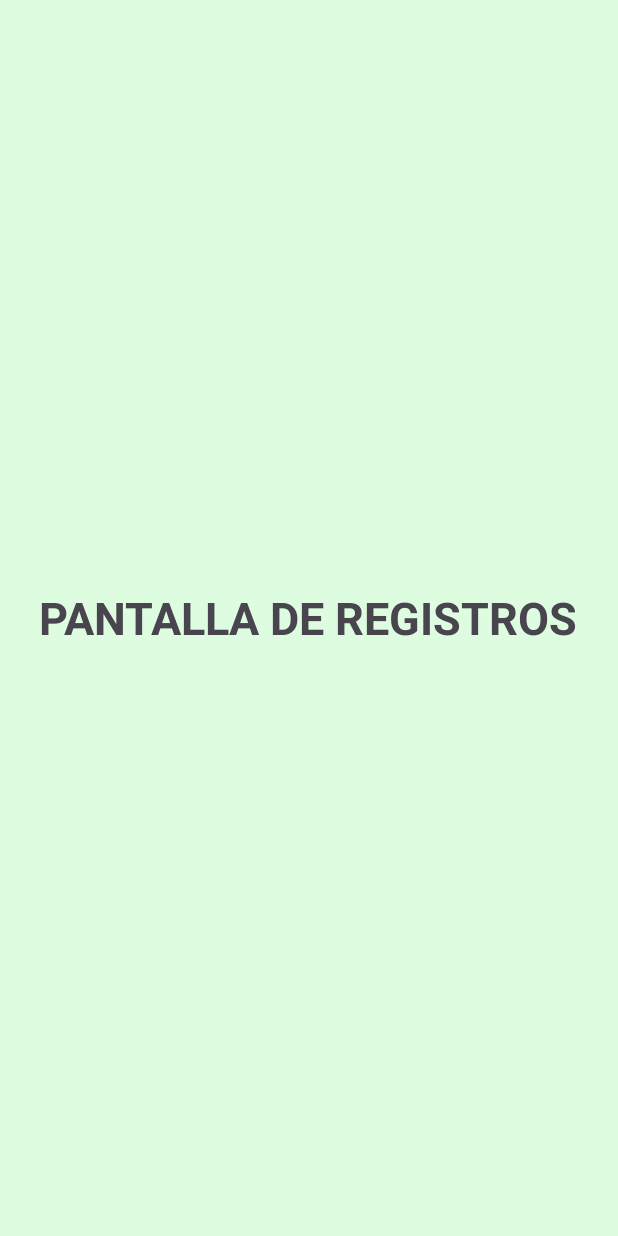
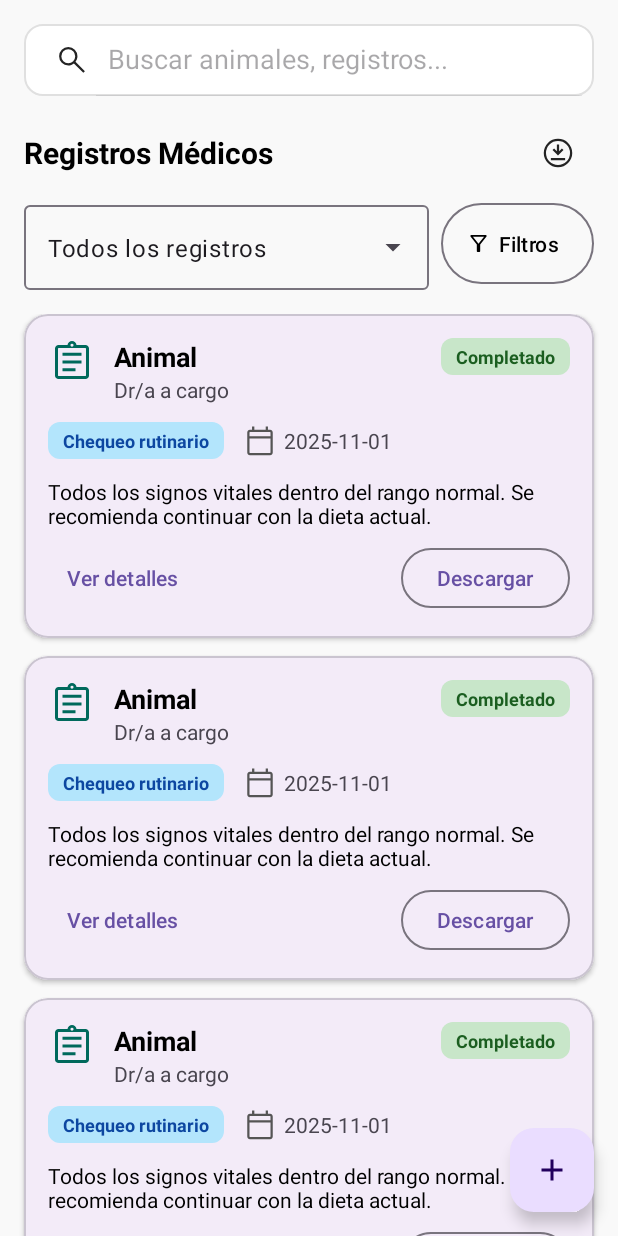
Before and after one commit to elpepesech12/App_Veterinaria, an Android app: the layout fragment_registros_vet.xml on its own in the app's theme, with its tools: preview values and no code run, on a phone screen of 412 x 824 dp. Run offline under Robolectric (Android 15) with nearby library versions, the phone set to English and light mode, and no system bars; network calls fail.

Commit message:
Se agrega el layout para el Registro de vet

```diff
--- /dev/null
+++ b/app/src/main/res/drawable/bg_buscador.xml
@@ -0,0 +1,9 @@
+<?xml version="1.0" encoding="utf-8"?>
+<shape
+    xmlns:android="http://schemas.android.com/apk/res/android"
+    android:shape="rectangle">
+    <solid android:color="@android:color/white" />
+    <corners android:radius="12dp" />
+    <stroke android:width="1dp"
+        android:color="#E0E0E0" />
+</shape>
--- /dev/null
+++ b/app/src/main/res/drawable/ic_descargar.xml
@@ -0,0 +1,9 @@
+<vector xmlns:android="http://schemas.android.com/apk/res/android"
+    android:width="24dp"
+    android:height="24dp"
+    android:viewportWidth="960"
+    android:viewportHeight="960">
+  <path
+      android:pathData="M290,670h380v-60L290,610v60ZM480,546.15L626.15,400 584,357.85l-74,72.77L510,250h-60v180.62l-74,-72.77L333.85,400 480,546.15ZM480.07,860q-78.84,0 -148.21,-29.92t-120.68,-81.21q-51.31,-51.29 -81.25,-120.63Q100,558.9 100,480.07q0,-78.84 29.92,-148.21t81.21,-120.68q51.29,-51.31 120.63,-81.25Q401.1,100 479.93,100q78.84,0 148.21,29.92t120.68,81.21q51.31,51.29 81.25,120.63Q860,401.1 860,479.93q0,78.84 -29.92,148.21t-81.21,120.68q-51.29,51.31 -120.63,81.25Q558.9,860 480.07,860ZM480,800q134,0 227,-93t93,-227q0,-134 -93,-227t-227,-93q-134,0 -227,93t-93,227q0,134 93,227t227,93ZM480,480Z"
+      android:fillColor="#242424"/>
+</vector>
--- /dev/null
+++ b/app/src/main/res/drawable/ic_documento.xml
@@ -0,0 +1,9 @@
+<vector xmlns:android="http://schemas.android.com/apk/res/android"
+    android:width="24dp"
+    android:height="24dp"
+    android:viewportWidth="960"
+    android:viewportHeight="960">
+  <path
+      android:pathData="M212.31,820q-29.92,0 -51.12,-21.19Q140,777.61 140,747.69v-535.38q0,-29.92 21.19,-51.12Q182.39,140 212.31,140h178q3.77,-33.31 29.08,-56.65Q444.69,60 480,60q35.69,0 61,23.35 25.31,23.34 28.69,56.65h178q29.92,0 51.12,21.19Q820,182.39 820,212.31v535.38q0,29.92 -21.19,51.12Q777.61,820 747.69,820L212.31,820ZM212.31,760h535.38q4.62,0 8.46,-3.85 3.85,-3.84 3.85,-8.46v-535.38q0,-4.62 -3.85,-8.46 -3.84,-3.85 -8.46,-3.85L212.31,200q-4.62,0 -8.46,3.85 -3.85,3.84 -3.85,8.46v535.38q0,4.62 3.85,8.46 3.84,3.85 8.46,3.85ZM290,665.38h260v-59.99L290,605.39v59.99ZM290,510h380v-60L290,450v60ZM290,354.61h380v-59.99L290,294.62v59.99ZM480,173.85q13,0 21.5,-8.5t8.5,-21.5q0,-13 -8.5,-21.5t-21.5,-8.5q-13,0 -21.5,8.5t-8.5,21.5q0,13 8.5,21.5t21.5,8.5ZM200,760v-560,560Z"
+      android:fillColor="#242424"/>
+</vector>
--- /dev/null
+++ b/app/src/main/res/drawable/ic_filtro.xml
@@ -0,0 +1,9 @@
+<vector xmlns:android="http://schemas.android.com/apk/res/android"
+    android:width="24dp"
+    android:height="24dp"
+    android:viewportWidth="960"
+    android:viewportHeight="960">
+  <path
+      android:pathData="M455.39,780q-15.08,0 -25.23,-10.16Q420,759.69 420,744.61v-231.53L196.08,228.62q-11.54,-15.39 -3.35,-32 8.2,-16.62 27.66,-16.62h519.22q19.46,0 27.66,16.62 8.19,16.61 -3.35,32L540,513.08v231.53q0,15.08 -10.16,25.23Q519.69,780 504.61,780h-49.22ZM480,492l198,-252L282,240l198,252ZM480,492Z"
+      android:fillColor="#242424"/>
+</vector>
--- /dev/null
+++ b/app/src/main/res/drawable/ic_lupa.xml
@@ -0,0 +1,9 @@
+<vector xmlns:android="http://schemas.android.com/apk/res/android"
+    android:width="24dp"
+    android:height="24dp"
+    android:viewportWidth="960"
+    android:viewportHeight="960">
+  <path
+      android:pathData="M781.69,823.08 L530.46,571.84q-30,24.77 -69,38.77 -39,14 -80.69,14 -102.55,0 -173.58,-71.01 -71.03,-71.01 -71.03,-173.54 0,-102.52 71.01,-173.6 71.01,-71.07 173.54,-71.07 102.52,0 173.6,71.03 71.07,71.03 71.07,173.58 0,42.85 -14.38,81.85 -14.39,39 -38.39,67.84l251.23,251.23 -42.15,42.16ZM380.77,564.62q77.31,0 130.96,-53.66 53.66,-53.65 53.66,-130.96t-53.66,-130.96q-53.65,-53.66 -130.96,-53.66t-130.96,53.66Q196.15,302.69 196.15,380t53.66,130.96q53.65,53.66 130.96,53.66Z"
+      android:fillColor="#242424"/>
+</vector>
--- a/app/src/main/res/layout/fragment_registros_vet.xml
+++ b/app/src/main/res/layout/fragment_registros_vet.xml
@@ -1,16 +1,106 @@
 <?xml version="1.0" encoding="utf-8"?>
-<FrameLayout
+<androidx.constraintlayout.widget.ConstraintLayout
     xmlns:android="http://schemas.android.com/apk/res/android"
+    xmlns:app="http://schemas.android.com/apk/res-auto"
+    xmlns:tools="http://schemas.android.com/tools"
     android:layout_width="match_parent"
     android:layout_height="match_parent"
-    android:background="#DEFDE0">
+    android:background="#F9F9F9"
+    tools:context=".PantallasVet.RegistrosVet">
+
+    <androidx.appcompat.widget.SearchView
+        android:id="@+id/search_view_registros"
+        android:layout_width="0dp"
+        android:layout_height="wrap_content"
+        android:layout_marginStart="16dp"
+        android:layout_marginTop="16dp"
+        android:layout_marginEnd="16dp"
+        android:background="@drawable/bg_buscador"
+        app:iconifiedByDefault="false"
+        app:queryHint="Buscar animales, registros..."
+        app:searchIcon="@drawable/ic_lupa"
+        app:layout_constraintTop_toTopOf="parent"
+        app:layout_constraintStart_toStartOf="parent"
+        app:layout_constraintEnd_toEndOf="parent" />
 
     <TextView
+        android:id="@+id/tv_titulo_registros"
         android:layout_width="wrap_content"
         android:layout_height="wrap_content"
-        android:layout_gravity="center"
-        android:text="PANTALLA DE REGISTROS"
-        android:textSize="30sp"
-        android:textStyle="bold" />
+        android:layout_marginTop="24dp"
+        android:text="Registros Médicos"
+        android:textColor="@color/black"
+        android:textSize="20sp"
+        android:textStyle="bold"
+        app:layout_constraintStart_toStartOf="@id/search_view_registros"
+        app:layout_constraintTop_toBottomOf="@id/search_view_registros" /> <ImageButton
+    android:id="@+id/btn_descargar_todo"
+    android:layout_width="48dp"
+    android:layout_height="48dp"
+    android:src="@drawable/ic_descargar"
+    android:background="?attr/selectableItemBackgroundBorderless"
+    android:contentDescription="Descargar todo"
+    app:layout_constraintEnd_toEndOf="@id/search_view_registros"
+    app:layout_constraintTop_toTopOf="@id/tv_titulo_registros"
+    app:layout_constraintBottom_toBottomOf="@id/tv_titulo_registros" />
 
-</FrameLayout>
+    <com.google.android.material.textfield.TextInputLayout
+        android:id="@+id/menu_filtro_registros"
+        style="@style/Widget.Material3.TextInputLayout.OutlinedBox.ExposedDropdownMenu"
+        android:layout_width="0dp"
+        android:layout_height="wrap_content"
+        android:layout_marginTop="16dp"
+        android:layout_marginEnd="8dp"
+        android:label="Tipo"
+        app:layout_constraintTop_toBottomOf="@id/tv_titulo_registros"
+        app:layout_constraintStart_toStartOf="@id/tv_titulo_registros"
+        app:layout_constraintEnd_toStartOf="@id/btn_filtros">
+
+        <AutoCompleteTextView
+            android:id="@+id/autocomplete_filtro_registros"
+            android:layout_width="match_parent"
+            android:layout_height="wrap_content"
+            android:text="Todos los registros"
+            android:inputType="none" />
+    </com.google.android.material.textfield.TextInputLayout>
+
+    <com.google.android.material.button.MaterialButton
+        android:id="@+id/btn_filtros"
+        style="@style/Widget.Material3.Button.OutlinedButton.Icon"
+        android:layout_width="wrap_content"
+        android:layout_height="0dp"
+        android:text="Filtros"
+        android:textColor="@color/black"
+        app:icon="@drawable/ic_filtro"
+        app:iconTint="@color/black"
+        app:layout_constraintTop_toTopOf="@id/menu_filtro_registros"
+        app:layout_constraintBottom_toBottomOf="@id/menu_filtro_registros"
+        app:layout_constraintEnd_toEndOf="@id/btn_descargar_todo" />
+
+    <androidx.recyclerview.widget.RecyclerView
+        android:id="@+id/rv_registros_medicos"
+        android:layout_width="match_parent"
+        android:layout_height="0dp"
+        android:layout_marginTop="16dp"
+        android:clipToPadding="false"
+        android:paddingStart="16dp"
+        android:paddingEnd="16dp"
+        android:paddingBottom="88dp"
+        app:layout_constraintTop_toBottomOf="@id/menu_filtro_registros"
+        app:layout_constraintBottom_toBottomOf="parent"
+        app:layout_constraintStart_toStartOf="parent"
+        app:layout_constraintEnd_toEndOf="parent"
+        tools:listitem="@layout/item_registro_medico"
+        tools:itemCount="3" />
+
+    <com.google.android.material.floatingactionbutton.FloatingActionButton
+        android:id="@+id/fab_agregar_registro"
+        android:layout_width="wrap_content"
+        android:layout_height="wrap_content"
+        android:layout_margin="16dp"
+        android:src="@drawable/ic_add"
+        android:contentDescription="Agregar nuevo registro"
+        app:layout_constraintBottom_toBottomOf="parent"
+        app:layout_constraintEnd_toEndOf="parent" />
+
+</androidx.constraintlayout.widget.ConstraintLayout>
--- /dev/null
+++ b/app/src/main/res/layout/item_registro_medico.xml
@@ -0,0 +1,128 @@
+<?xml version="1.0" encoding="utf-8"?>
+<com.google.android.material.card.MaterialCardView
+    xmlns:android="http://schemas.android.com/apk/res/android"
+    xmlns:app="http://schemas.android.com/apk/res-auto"
+    xmlns:tools="http://schemas.android.com/tools"
+    android:layout_width="match_parent"
+    android:layout_height="wrap_content"
+    app:cardCornerRadius="16dp"
+    app:cardElevation="2dp"
+    android:layout_marginBottom="12dp">
+
+    <androidx.constraintlayout.widget.ConstraintLayout
+        android:layout_width="match_parent"
+        android:layout_height="wrap_content"
+        android:padding="16dp">
+
+        <ImageView
+            android:id="@+id/img_icono_registro"
+            android:layout_width="32dp"
+            android:layout_height="32dp"
+            android:src="@drawable/ic_documento"
+            app:tint="#00695C"
+            app:layout_constraintStart_toStartOf="parent"
+            app:layout_constraintTop_toTopOf="parent" />
+
+        <TextView
+            android:id="@+id/tv_animal_registro"
+            android:layout_width="0dp"
+            android:layout_height="wrap_content"
+            android:layout_marginStart="12dp"
+            android:textColor="@color/black"
+            android:textSize="18sp"
+            android:textStyle="bold"
+            app:layout_constraintStart_toEndOf="@id/img_icono_registro"
+            app:layout_constraintTop_toTopOf="parent"
+            app:layout_constraintEnd_toStartOf="@id/tv_estado_registro"
+            tools:text="Animal" />
+
+        <TextView
+            android:id="@+id/tv_doctor_registro"
+            android:layout_width="0dp"
+            android:layout_height="wrap_content"
+            app:layout_constraintStart_toStartOf="@id/tv_animal_registro"
+            app:layout_constraintTop_toBottomOf="@id/tv_animal_registro"
+            app:layout_constraintEnd_toEndOf="@id/tv_animal_registro"
+            tools:text="Dr/a a cargo" />
+
+        <TextView
+            android:id="@+id/tv_estado_registro"
+            android:layout_width="wrap_content"
+            android:layout_height="wrap_content"
+            android:textSize="12sp"
+            android:textStyle="bold"
+            android:paddingStart="10dp"
+            android:paddingEnd="10dp"
+            android:paddingTop="4dp"
+            android:paddingBottom="4dp"
+            android:layout_marginStart="8dp"
+            android:background="@drawable/bg_tag_exito"
+            android:textColor="#1B5E20"
+            app:layout_constraintEnd_toEndOf="parent"
+            app:layout_constraintTop_toTopOf="@id/tv_animal_registro"
+            tools:text="Completado" />
+
+        <TextView
+            android:id="@+id/tv_tipo_cita_registro"
+            android:layout_width="wrap_content"
+            android:layout_height="wrap_content"
+            android:layout_marginTop="12dp"
+            android:textSize="12sp"
+            android:textStyle="bold"
+            android:paddingStart="10dp"
+            android:paddingEnd="10dp"
+            android:paddingTop="4dp"
+            android:paddingBottom="4dp"
+            android:background="@drawable/bg_tag_info"
+            android:textColor="#0D47A1"
+            app:layout_constraintStart_toStartOf="parent"
+            app:layout_constraintTop_toBottomOf="@id/tv_doctor_registro"
+            tools:text="Chequeo rutinario" />
+
+        <TextView
+            android:id="@+id/tv_fecha_registro"
+            android:layout_width="wrap_content"
+            android:layout_height="wrap_content"
+            android:layout_marginStart="12dp"
+            android:drawableStart="@drawable/ic_citas"
+            android:drawablePadding="4dp"
+            android:gravity="center"
+            app:drawableTint="#555555"
+            app:layout_constraintStart_toEndOf="@id/tv_tipo_cita_registro"
+            app:layout_constraintTop_toTopOf="@id/tv_tipo_cita_registro"
+            app:layout_constraintBottom_toBottomOf="@id/tv_tipo_cita_registro"
+            tools:text="2025-11-01" />
+
+        <TextView
+            android:id="@+id/tv_descripcion_registro"
+            android:layout_width="0dp"
+            android:layout_height="wrap_content"
+            android:layout_marginTop="12dp"
+            android:textColor="@color/black"
+            app:layout_constraintStart_toStartOf="parent"
+            app:layout_constraintEnd_toEndOf="parent"
+            app:layout_constraintTop_toBottomOf="@id/tv_tipo_cita_registro"
+            tools:text="Todos los signos vitales dentro del rango normal. Se recomienda continuar con la dieta actual." />
+
+        <com.google.android.material.button.MaterialButton
+            android:id="@+id/btn_ver_detalles"
+            style="@style/Widget.Material3.Button.TextButton"
+            android:layout_width="wrap_content"
+            android:layout_height="wrap_content"
+            android:layout_marginTop="8dp"
+            android:text="Ver detalles"
+            app:layout_constraintStart_toStartOf="parent"
+            app:layout_constraintTop_toBottomOf="@id/tv_descripcion_registro" />
+
+        <com.google.android.material.button.MaterialButton
+            android:id="@+id/btn_descargar"
+            style="@style/Widget.Material3.Button.OutlinedButton"
+            android:layout_width="wrap_content"
+            android:layout_height="wrap_content"
+            android:text="Descargar"
+            app:layout_constraintEnd_toEndOf="parent"
+            app:layout_constraintTop_toTopOf="@id/btn_ver_detalles"
+            app:layout_constraintBottom_toBottomOf="@id/btn_ver_detalles" />
+
+    </androidx.constraintlayout.widget.ConstraintLayout>
+</com.google.android.material.card.MaterialCardView>
```
